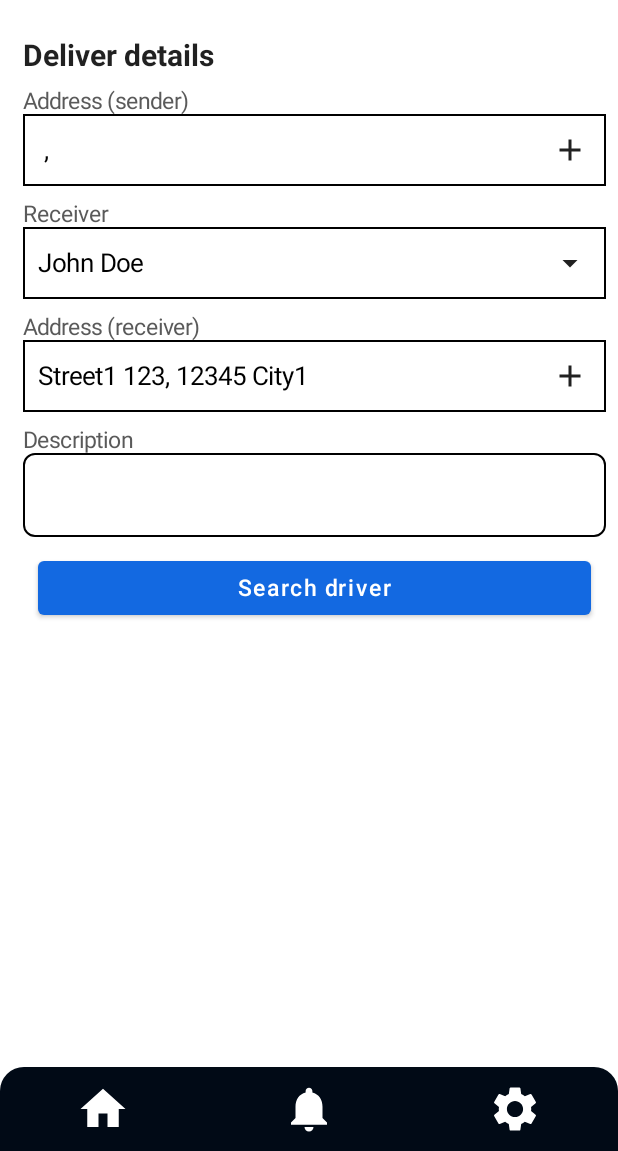
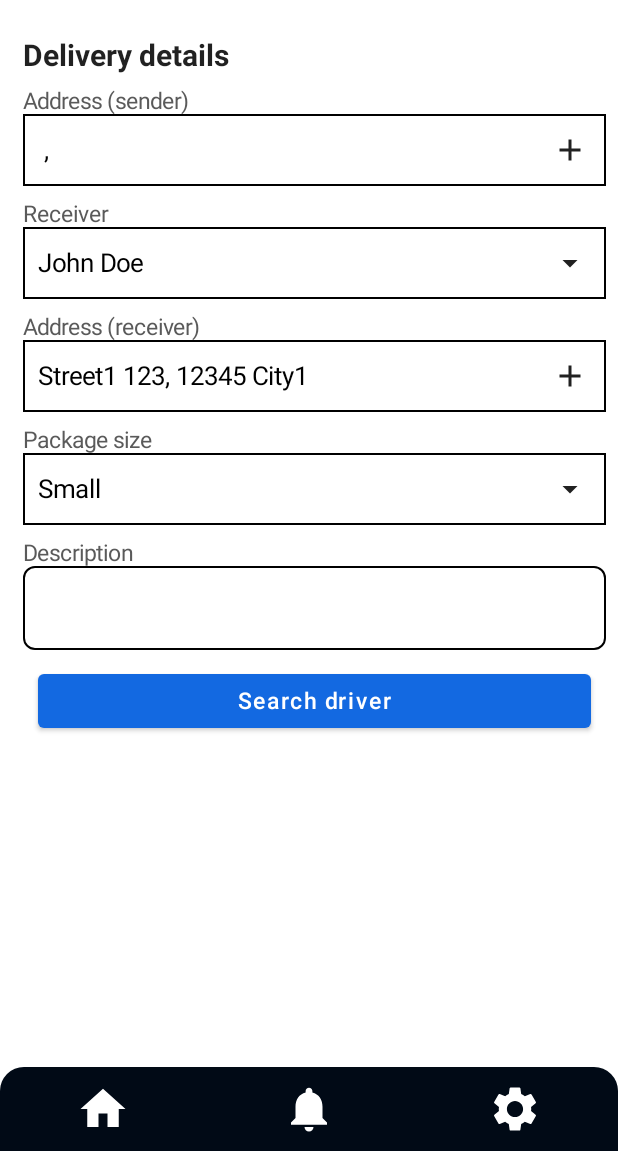
Before and after one commit to JarneLosschaert/DeliverMe-user, an Android app built with Jetpack Compose: the DeliverMeApp screen opened through its navigation route, after a tap on "Send a package", on a phone screen of 412 x 824 dp, the part 85-1236 px from its top. Run offline under Robolectric (Android 15) with nearby library versions, the phone set to English and light mode, and no system bars.

Commit message:
added package size

```diff
--- a/app/src/main/java/be/howest/jarnelosschaert/deliverme/logic/AppUiState.kt
+++ b/app/src/main/java/be/howest/jarnelosschaert/deliverme/logic/AppUiState.kt
@@ -5,6 +5,7 @@ import androidx.compose.runtime.mutableStateOf
 import androidx.compose.runtime.setValue
 import androidx.lifecycle.ViewModel
 import be.howest.jarnelosschaert.deliverme.logic.data.AddressScreenStatus
+import be.howest.jarnelosschaert.deliverme.logic.data.PackageSize
 import be.howest.jarnelosschaert.deliverme.logic.models.Customer
 import be.howest.jarnelosschaert.deliverme.logic.models.HomeAddress
 import be.howest.jarnelosschaert.deliverme.logic.models.Person
@@ -16,6 +17,7 @@ class AppUiState : ViewModel() {
     var senderAddress by mutableStateOf(HomeAddress(-1, "", "", "", ""))
     var receiver by mutableStateOf(Customer(-1, HomeAddress(-1, "", "", "", ""), Person(-1, "", "", "")))
     var receiverAddress by mutableStateOf(HomeAddress(-1, "", "", "", ""))
+    var packageSize by mutableStateOf(PackageSize.SMALL)
     var description by mutableStateOf("")
 
     var addressScreenStatus by mutableStateOf(AddressScreenStatus.SENDER_ADDRESS)
--- /dev/null
+++ b/app/src/main/java/be/howest/jarnelosschaert/deliverme/logic/data/PackageSize.kt
@@ -0,0 +1,5 @@
+package be.howest.jarnelosschaert.deliverme.logic.data
+
+enum class PackageSize(val value: String) {
+    LETTER("Letter"), SMALL("Small"), MEDIUM("Medium"), LARGE("Large")
+}
--- a/app/src/main/java/be/howest/jarnelosschaert/deliverme/ui/DeliverMeApp.kt
+++ b/app/src/main/java/be/howest/jarnelosschaert/deliverme/ui/DeliverMeApp.kt
@@ -108,6 +108,8 @@ private fun AuthScreenNavigationConfigurations(
                 senderAddress = controller.uiState.senderAddress,
                 receiver = controller.uiState.receiver,
                 receiverAddress = controller.uiState.receiverAddress,
+                packageSize = controller.uiState.packageSize,
+                onPackageSizeChange = { controller.uiState.packageSize = it },
                 description = controller.uiState.description,
                 onGoBack = { controller.goBack() },
                 onSenderAddressChange = { controller.onSenderAddressChange() },
--- a/app/src/main/java/be/howest/jarnelosschaert/deliverme/ui/screens/DeliverScreen.kt
+++ b/app/src/main/java/be/howest/jarnelosschaert/deliverme/ui/screens/DeliverScreen.kt
@@ -12,6 +12,7 @@ import androidx.compose.ui.Alignment
 import androidx.compose.ui.Modifier
 import androidx.compose.ui.graphics.Color
 import androidx.compose.ui.unit.dp
+import be.howest.jarnelosschaert.deliverme.logic.data.PackageSize
 import be.howest.jarnelosschaert.deliverme.logic.models.Customer
 import be.howest.jarnelosschaert.deliverme.logic.models.HomeAddress
 import be.howest.jarnelosschaert.deliverme.ui.helpers.components.*
@@ -24,11 +25,13 @@ fun DeliverScreen(
     senderAddress: HomeAddress,
     receiver: Customer,
     receiverAddress: HomeAddress,
+    packageSize: PackageSize,
     description: String,
     onGoBack: () -> Unit,
     onSenderAddressChange: () -> Unit,
     onReceiverChange: (Customer) -> Unit,
     onReceiverAddressChange: () -> Unit,
+    onPackageSizeChange: (PackageSize) -> Unit,
     onDescriptionChange: (String) -> Unit,
 ) {
     var isLoading by remember { mutableStateOf(false) }
@@ -44,12 +47,14 @@ fun DeliverScreen(
             senderAddress = senderAddress,
             receiver = receiver,
             receiverAddress = receiverAddress,
+            packageSize = packageSize,
             description = description,
             searchDriver = { isLoading = true },
             onGoBack = onGoBack,
             onSenderAddressChange = onSenderAddressChange,
             onReceiverChange = onReceiverChange,
             onReceiverAddressChange = onReceiverAddressChange,
+            onPackageSizeChange = onPackageSizeChange,
             onDescriptionChange = onDescriptionChange,
         )
     }
@@ -62,30 +67,47 @@ fun DeliverScreenContent(
     senderAddress: HomeAddress,
     receiver: Customer,
     receiverAddress: HomeAddress,
+    packageSize: PackageSize,
     description: String,
     searchDriver: () -> Unit,
     onGoBack: () -> Unit,
     onSenderAddressChange: () -> Unit,
     onReceiverChange: (Customer) -> Unit,
     onReceiverAddressChange: () -> Unit,
+    onPackageSizeChange: (PackageSize) -> Unit,
     onDescriptionChange: (String) -> Unit,
 ) {
-        Box(modifier = modifier.fillMaxWidth()) {
+    Box(modifier = modifier.fillMaxWidth()) {
         Column {
             Title(onGoBack = onGoBack, withGoBack = true)
-            SubTitle(text = "Deliver details")
-            ChooseAddressLabel(label = "Address (sender)", address = showAddress(senderAddress), onAddressChange = onSenderAddressChange)
-            DropDownLabel(
+            SubTitle(text = "Delivery details")
+            ChooseAddressLabel(
+                label = "Address (sender)",
+                address = showAddress(senderAddress),
+                onAddressChange = onSenderAddressChange
+            )
+            DropDownContacts(
                 label = "Receiver",
-                contacts =  contacts,
+                contacts = contacts,
                 receiver = receiver,
                 onContactSelected = onReceiverChange
             )
-            ChooseAddressLabel(label = "Address (receiver)", address = showAddress(receiverAddress), onAddressChange = onReceiverAddressChange)
+            ChooseAddressLabel(
+                label = "Address (receiver)",
+                address = showAddress(receiverAddress),
+                onAddressChange = onReceiverAddressChange
+            )
+            DropDownPackageSize(
+                label = "Package size",
+                sizes = PackageSize.values().toList(),
+                size = packageSize,
+                onSizeSelected = onPackageSizeChange
+            )
             TextFieldLabel(
                 label = "Description",
                 value = description,
-                onValueChange = onDescriptionChange)
+                onValueChange = onDescriptionChange
+            )
             GeneralButton(
                 modifier = Modifier
                     .align(Alignment.CenterHorizontally)
@@ -127,7 +149,7 @@ fun ChooseAddressLabel(label: String, address: String, onAddressChange: () -> Un
 }
 
 @Composable
-fun DropDownLabel(
+fun DropDownContacts(
     label: String,
     contacts: List<Customer>,
     receiver: Customer,
@@ -176,3 +198,54 @@ fun DropDownLabel(
     }
     Spacer(modifier = Modifier.height(10.dp))
 }
+
+@Composable
+fun DropDownPackageSize(
+    label: String,
+    sizes: List<PackageSize>,
+    size: PackageSize,
+    onSizeSelected: (PackageSize) -> Unit,
+) {
+    var expanded by remember { mutableStateOf(false) }
+
+    Column {
+        Label(text = label)
+        Box(
+            modifier = Modifier.fillMaxWidth(),
+        ) {
+            Row(
+                modifier = Modifier
+                    .fillMaxWidth()
+                    .border(1.dp, Color.Black)
+                    .padding(start = 10.dp),
+                verticalAlignment = Alignment.CenterVertically
+            ) {
+                Content(
+                    modifier = Modifier
+                        .weight(1f)
+                        .clickable(onClick = { expanded = true }), text = size.value
+                )
+                IconButton(
+                    onClick = { expanded = true },
+                ) {
+                    Icon(imageVector = Icons.Default.ArrowDropDown, contentDescription = null)
+                }
+            }
+        }
+
+        DropdownMenu(
+            expanded = expanded,
+            onDismissRequest = { expanded = false }
+        ) {
+            sizes.forEach { option ->
+                DropdownMenuItem(onClick = {
+                    expanded = false
+                    onSizeSelected(option)
+                }) {
+                    Text(text = option.value)
+                }
+            }
+        }
+    }
+    Spacer(modifier = Modifier.height(10.dp))
+}
```
